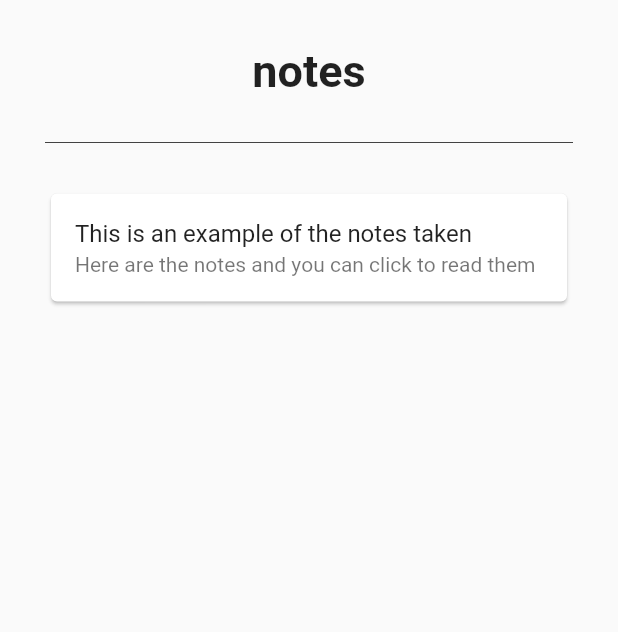
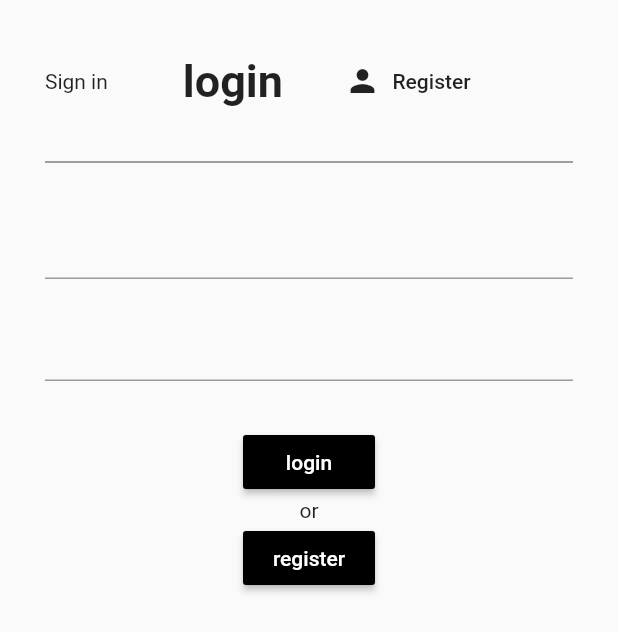
Before and after one commit to KabageMark/Notify2, a Flutter app: the screen it shows after launch, on a phone screen of 412 x 824 dp. Shown: the top 632 px of the screen. Run offline on Flutter 3.47's test engine with Material 2 defaults, Android fonts, the phone set to English and light mode, and no system bars; our stand-ins replace firebase_auth; accounts and stored records are empty.

Commit message:
Login and Registration pages added

```diff
--- /dev/null
+++ b/lib/Authenticate/authenticate.dart
@@ -0,0 +1,28 @@
+import 'package:flutter/material.dart';
+import 'package:notify/Authenticate/login.dart';
+import 'package:notify/Authenticate/register.dart';
+
+class Authenticate extends StatefulWidget {
+  @override
+  _AuthenticateState createState() => _AuthenticateState();
+}
+
+class _AuthenticateState extends State<Authenticate> {
+  bool showSignin = true;
+
+  void toggleview(){
+    setState(() {
+      showSignin = !showSignin;
+    });
+  }
+
+  @override
+  Widget build(BuildContext context) {
+    if (showSignin)  {
+      return Login(toggleview: toggleview);
+    } else {
+      return Register(toggleview: toggleview);
+    }
+
+  }
+}
--- a/lib/Authenticate/login.dart
+++ b/lib/Authenticate/login.dart
@@ -0,0 +1,105 @@
+import 'package:flutter/material.dart';
+import 'package:notify/Services/auth.dart';
+
+class Login extends StatefulWidget {
+  final Function toggleview;
+  Login({this.toggleview});
+
+  @override
+  _LoginState createState() => _LoginState();
+}
+
+class _LoginState extends State<Login> {
+
+  final AuthService _auth = AuthService();
+
+  //text field state
+  String email = '';
+  String password = '';
+
+  @override
+  Widget build(BuildContext context) {
+    return Container(
+      child: Scaffold(
+        body:Padding(padding:  EdgeInsets.fromLTRB(30, 30, 30, 0,),
+        child: Column(
+          crossAxisAlignment: CrossAxisAlignment.start,
+          children: <Widget>[
+
+           Row(children: <Widget>[
+             Text('Sign in'),
+            SizedBox(width:50),
+
+            Center(
+                child:
+                Text('login' ,style:TextStyle(fontWeight: FontWeight.bold,fontSize: 30),),
+            ),
+           SizedBox(width:29),
+            FlatButton.icon(
+            icon:Icon (Icons.person),
+            label: Text('Register'),
+            onPressed: () {
+            },
+            )
+           ],),
+                   Divider(
+              height: 60,
+              color: Colors.grey[800],
+            ),
+            Form(
+
+              child: Column(
+                children: <Widget>[
+                  TextFormField(
+                    onChanged: (val)  {
+                    setState(() {
+                      email = val;
+                    });
+                  }
+
+                  ),
+                  SizedBox(height: 20,),
+
+                  TextFormField(
+                    onChanged: (val)  {
+                     setState(() {
+                       password = val;
+                     });
+                  },
+                  obscureText: true,
+
+                  ),
+                  SizedBox(height: 30,),
+
+                  RaisedButton(
+                    onPressed: () async{
+                    print(email);
+                    print(password);
+                    },
+                    color: Colors.black,
+                    child: Text( 'login' , style: TextStyle(color:Colors.white),),
+                    ),
+                    Text('or'),
+                       RaisedButton(
+                    onPressed: () {
+                      widget.toggleview();
+                    },
+                    color: Colors.black,
+                    child: Text( 'register' , style: TextStyle(color:Colors.white),),
+                    )
+
+                ]
+              )
+
+              )
+
+
+          ],
+
+
+        ),
+      ),
+    )
+    );
+  }
+}
--- a/lib/main.dart
+++ b/lib/main.dart
@@ -1,5 +1,10 @@
 import 'package:flutter/material.dart';
+import 'package:notify/Authenticate/login.dart';
 import 'package:notify/Screens/home.dart';
+import 'package:notify/Services/auth.dart';
+import 'package:notify/models/user.dart';
+import 'package:notify/wrapper.dart';
+import 'package:provider/provider.dart';
 
 void main() => runApp(MyApp());
 
@@ -7,106 +12,11 @@ class MyApp extends StatelessWidget {
   // This widget is the root of your application.
   @override
   Widget build(BuildContext context) {
-    return MaterialApp(
-      title: 'Notify',
-      theme: ThemeData(
-        // This is the theme of your application.
-        //
-        // Try running your application with "flutter run". You'll see the
-        // application has a blue toolbar. Then, without quitting the app, try
-        // changing the primarySwatch below to Colors.green and then invoke
-        // "hot reload" (press "r" in the console where you ran "flutter run",
-        // or simply save your changes to "hot reload" in a Flutter IDE).
-        // Notice that the counter didn't reset back to zero; the application
-        // is not restarted.
-        primarySwatch: Colors.blue,
+    return StreamProvider<User>.value(
+      value: AuthService().user,
+          child: MaterialApp(
+           home: Wrapper()
       ),
-      home: Home()
     );
   }
 }
-
-class MyHomePage extends StatefulWidget {
-  MyHomePage({Key key, this.title}) : super(key: key);
-
-  // This widget is the home page of your application. It is stateful, meaning
-  // that it has a State object (defined below) that contains fields that affect
-  // how it looks.
-
-  // This class is the configuration for the state. It holds the values (in this
-  // case the title) provided by the parent (in this case the App widget) and
-  // used by the build method of the State. Fields in a Widget subclass are
-  // always marked "final".
-
-  final String title;
-
-  @override
-  _MyHomePageState createState() => _MyHomePageState();
-}
-
-class _MyHomePageState extends State<MyHomePage> {
-  int _counter = 0;
-
-  void _incrementCounter() {
-    setState(() {
-      // This call to setState tells the Flutter framework that something has
-      // changed in this State, which causes it to rerun the build method below
-      // so that the display can reflect the updated values. If we changed
-      // _counter without calling setState(), then the build method would not be
-      // called again, and so nothing would appear to happen.
-      _counter++;
-    });
-  }
-
-  @override
-  Widget build(BuildContext context) {
-    // This method is rerun every time setState is called, for instance as done
-    // by the _incrementCounter method above.
-    //
-    // The Flutter framework has been optimized to make rerunning build methods
-    // fast, so that you can just rebuild anything that needs updating rather
-    // than having to individually change instances of widgets.
-    return Scaffold(
-      appBar: AppBar(
-        // Here we take the value from the MyHomePage object that was created by
-        // the App.build method, and use it to set our appbar title.
-        title: Text(widget.title),
-      ),
-      body: Center(
-        // Center is a layout widget. It takes a single child and positions it
-        // in the middle of the parent.
-        child: Column(
-          // Column is also a layout widget. It takes a list of children and
-          // arranges them vertically. By default, it sizes itself to fit its
-          // children horizontally, and tries to be as tall as its parent.
-          //
-          // Invoke "debug painting" (press "p" in the console, choose the
-          // "Toggle Debug Paint" action from the Flutter Inspector in Android
-          // Studio, or the "Toggle Debug Paint" command in Visual Studio Code)
-          // to see the wireframe for each widget.
-          //
-          // Column has various properties to control how it sizes itself and
-          // how it positions its children. Here we use mainAxisAlignment to
-          // center the children vertically; the main axis here is the vertical
-          // axis because Columns are vertical (the cross axis would be
-          // horizontal).
-          mainAxisAlignment: MainAxisAlignment.center,
-          children: <Widget>[
-            Text(
-              'You have pushed the button this many times:',
-            ),
-            Text(
-              '$_counter',
-              style: Theme.of(context).textTheme.display1,
-            ),
-          ],
-        ),
-      ),
-      floatingActionButton: FloatingActionButton(
-        onPressed: _incrementCounter,
-        tooltip: 'Increment',
-        child: Icon(Icons.add),
-      ), // This trailing comma makes auto-formatting nicer for build methods.
-    );
-  }
-}
--- /dev/null
+++ b/lib/models/user.dart
@@ -0,0 +1,6 @@
+class User {
+  final String uid;
+
+  User({this.uid});
+
+}
--- /dev/null
+++ b/lib/wrapper.dart
@@ -0,0 +1,17 @@
+import 'package:flutter/material.dart';
+import 'package:notify/Authenticate/authenticate.dart';
+import 'package:notify/Screens/home.dart';
+import 'package:provider/provider.dart';
+import 'package:notify/models/user.dart';
+
+class Wrapper extends StatelessWidget {
+  @override
+  Widget build(BuildContext context) {
+    final user = Provider.of<User>(context);
+    if (user == null){
+       return Authenticate();
+    } else {
+      return Home();
+    }
+  }
+}
--- a/pubspec.yaml
+++ b/pubspec.yaml
@@ -25,6 +25,7 @@ dependencies:
   cupertino_icons: ^0.1.2
   firebase_auth: ^0.14.0+5
   cloud_firestore: ^0.12.9+4
+  provider: ^3.1.0
 
 dev_dependencies:
   flutter_test:
```
Also changed, not shown: lib/Authenticate/register.dart (+95 -0 lines), lib/Screens/home.dart (+18 -0 lines), lib/Services/auth.dart (+44 -0 lines), pubspec.lock, 1 other file.
